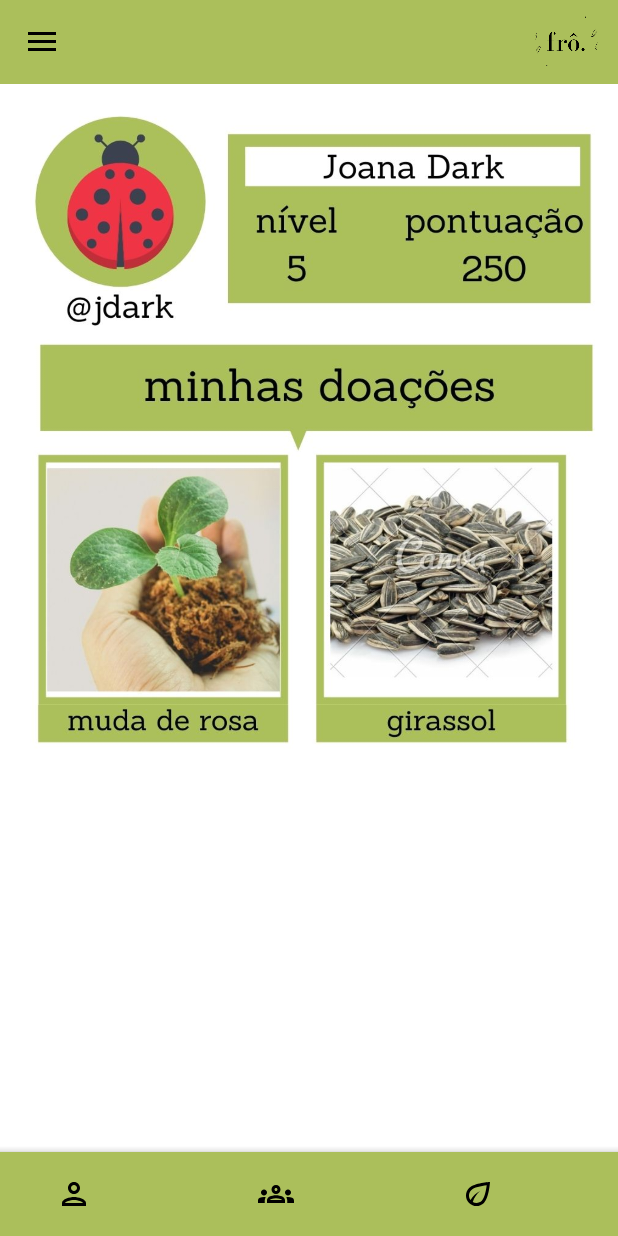
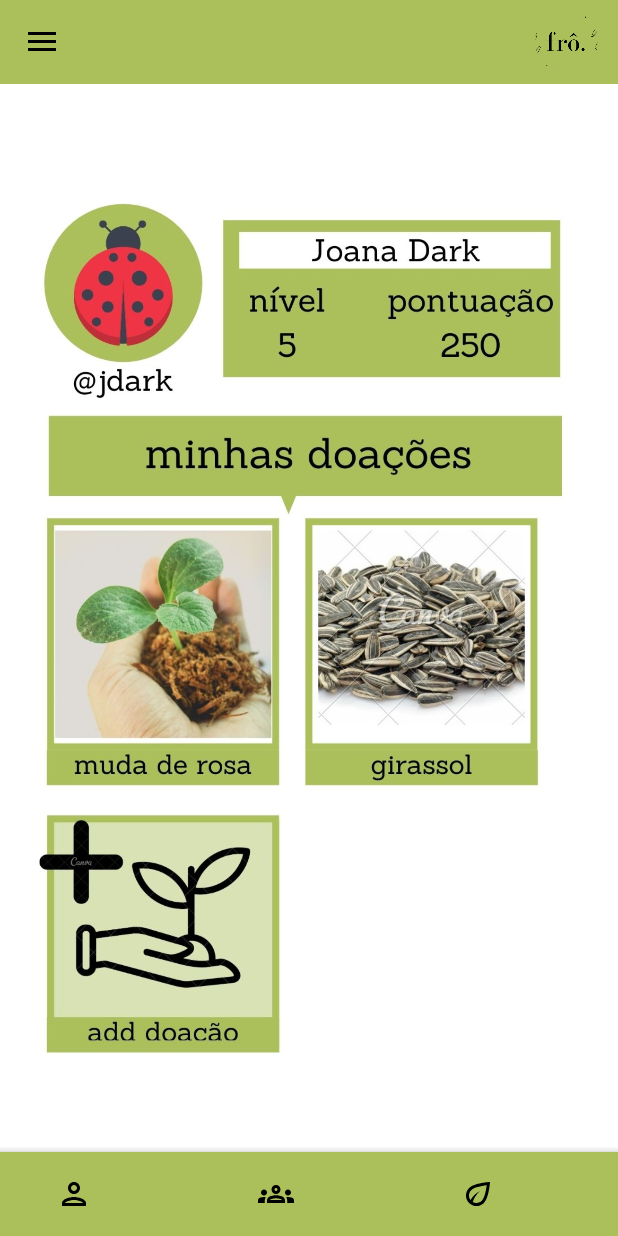
Before and after one commit to brunamagrinidacruz/Fro, an Android app: the TelaDoacoes screen opened directly, with no data from a screen before it, on a phone screen of 412 x 824 dp. Run offline under Robolectric (Android 15) with nearby library versions, the phone set to English and light mode, and no system bars; our stand-ins replace CircleImageView; Roboto replaces fonts that are not available here.

Commit message:
att tela de doacoes e perfil do usuario

```diff
--- a/app/src/main/res/layout/activity_tela_doacoes.xml
+++ b/app/src/main/res/layout/activity_tela_doacoes.xml
@@ -10,8 +10,8 @@
 
     <ImageView
         android:id="@+id/imageView10"
-        android:layout_width="565dp"
-        android:layout_height="708dp"
+        android:layout_width="605dp"
+        android:layout_height="808dp"
         app:layout_constraintBottom_toBottomOf="parent"
         app:layout_constraintEnd_toEndOf="parent"
         app:layout_constraintHorizontal_bias="0.529"
```
Also changed, not shown: app/src/main/res/drawable/tela_doacoes.png, app/src/main/res/drawable/tela_perfil_usuario.png.
